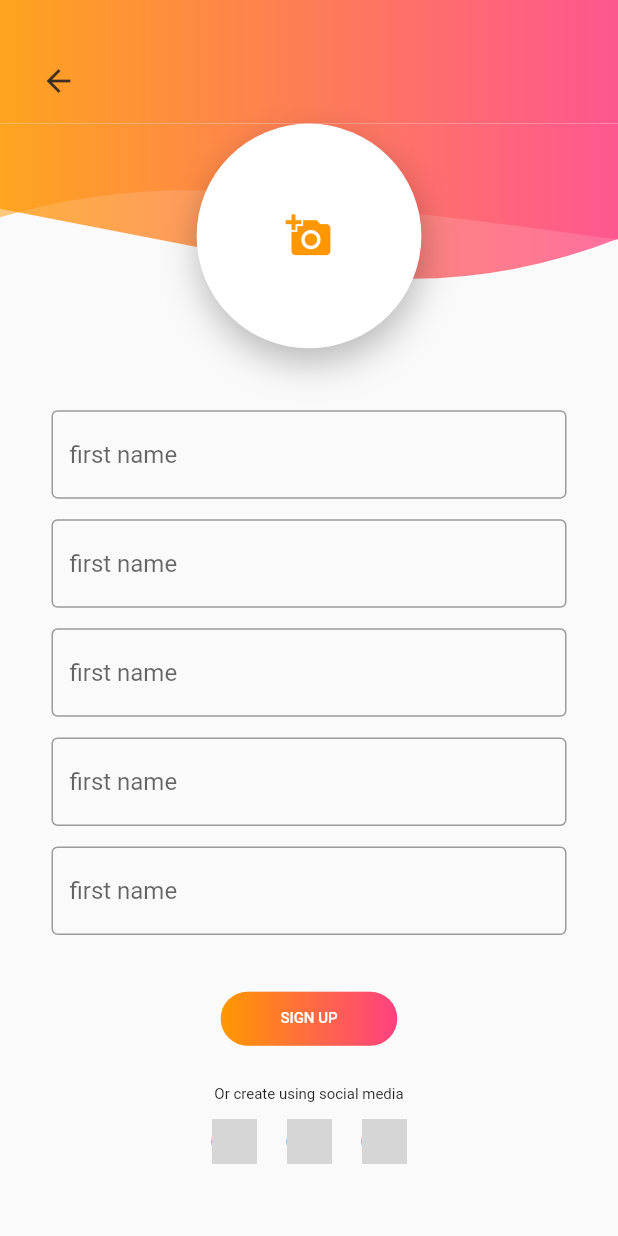
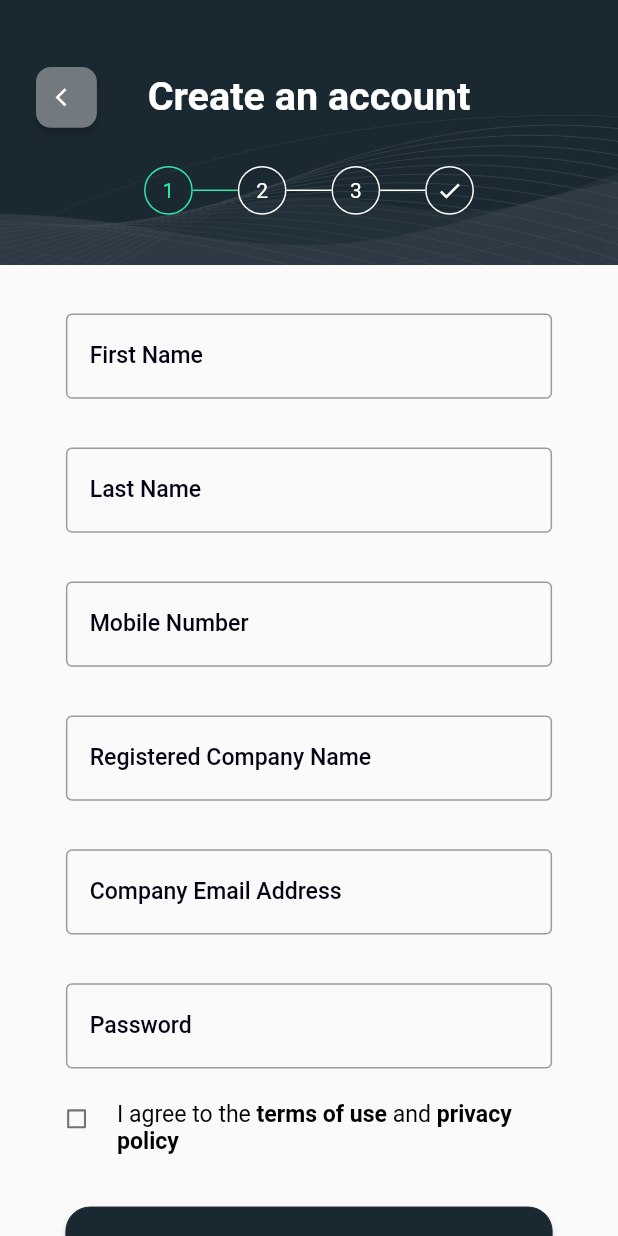
Before and after one commit to bestmycode/FlexMobileApp, a Flutter app: the SignUpScreen screen opened by its route, on a phone screen of 412 x 824 dp. Run offline on Flutter 3.47's test engine with Material 2 defaults, Android fonts, the phone set to English and light mode, and no system bars; grey boxes are pictures that could not be loaded.

Commit message:
finish signup screen design

```diff
--- a/lib/ui/signin.dart
+++ b/lib/ui/signin.dart
@@ -96,7 +96,7 @@ class SignInScreenState extends State<SignInScreen> {
       height: hScale(265),
       decoration: const BoxDecoration(
         image: DecorationImage(
-          image: AssetImage("assets/login_top_background.png"),
+          image: AssetImage("assets/signin_top_background.png"),
           fit: BoxFit.cover,
         ),
       ),
--- a/lib/ui/signup.dart
+++ b/lib/ui/signup.dart
@@ -1,334 +1,319 @@
-import 'package:flutter/foundation.dart';
+import 'dart:async';
+
+import 'package:flutter/cupertino.dart';
 import 'package:flutter/material.dart';
 import 'package:flexflutter/constants/constants.dart';
-import 'package:flexflutter/ui/widgets/custom_shape.dart';
-import 'package:flexflutter/ui/widgets/customappbar.dart';
-import 'package:flexflutter/ui/widgets/responsive_ui.dart';
-import 'package:flexflutter/ui/widgets/textformfield.dart';
+import 'package:flexflutter/utils/validator.dart';
+import 'package:flexflutter/utils/scale.dart';
 
 class SignUpScreen extends StatefulWidget {
+  const SignUpScreen({Key? key}) : super(key: key);
+
   @override
-  _SignUpScreenState createState() => _SignUpScreenState();
+  SignUpScreenState createState() => SignUpScreenState();
 }
 
-class _SignUpScreenState extends State<SignUpScreen> {
-  bool checkBoxValue = false;
-  late double _height;
-  late double _width;
-  late double _pixelRatio;
-  late bool _large;
-  late bool _medium;
+class SignUpScreenState extends State<SignUpScreen> {
+
+  hScale(double scale) {
+    return Scale().hScale(context, scale);
+  }
+
+  wScale(double scale) {
+    return Scale().wScale(context, scale);
+  }
+
+  fSize(double size) {
+    return Scale().fSize(context, size);
+  }
+
+  final firstNameCtl = TextEditingController();
+  final lastNameCtl = TextEditingController();
+  final mobileNumberCtl = TextEditingController();
+  final companyNameCtl = TextEditingController();
+  final companyEmailCtl = TextEditingController();
+  final passwordCtl = TextEditingController();
+  // ignore: non_constant_identifier_names
+  bool flag_term = false;
+
+  handleBack() {
+    Navigator.of(context).pop();
+  }
+
+  handleContinue() {
+    Navigator.of(context).pushReplacementNamed(MAIN_SCREEN);
+  }
+
+  handleLogin() {
+    Navigator.of(context).pushReplacementNamed(SIGN_IN);
+  }
+
+  @override
+  void initState() {
+    super.initState();
+  }
 
   @override
   Widget build(BuildContext context) {
-
-    _height = MediaQuery.of(context).size.height;
-    _width = MediaQuery.of(context).size.width;
-    _pixelRatio = MediaQuery.of(context).devicePixelRatio;
-    _large =  ResponsiveWidget.isScreenLarge(_width, _pixelRatio);
-    _medium =  ResponsiveWidget.isScreenMedium(_width, _pixelRatio);
-
     return Material(
       child: Scaffold(
-        body: Container(
-          height: _height,
-          width: _width,
-          margin: EdgeInsets.only(bottom: 5),
-          child: SingleChildScrollView(
-            child: Column(
-              children: <Widget>[
-                Opacity(opacity: 0.88,child: CustomAppBar()),
-                clipShape(),
-                form(),
-                acceptTermsTextRow(),
-                SizedBox(height: _height/35,),
-                button(),
-                infoTextRow(),
-                socialIconsRow(),
-                //signInTextRow(),
-              ],
-            ),
-          ),
-        ),
-      ),
+        body: SingleChildScrollView(
+          child: Column(
+            children: [
+              logo(),
+              customTextField(firstNameCtl, 'Enter First Name', ' First Name ', false),
+              customTextField(lastNameCtl, 'Enter Last Name', ' Last Name ', false),
+              customTextField(mobileNumberCtl, 'Enter Mobile Number', ' Mobile Number ', false),
+              customTextField(companyNameCtl, 'Enter Company Name', ' Registered Company Name ', false),
+              customTextField(companyEmailCtl, 'Enter Company Email Address', ' Company Email Address ', false),
+              customTextField(passwordCtl, 'At Least 8 Characters', ' Password ', true),
+              termsField(),
+              continueButton(),
+              loginField()
+            ]
+          )
+        )
+      )
     );
   }
 
-  Widget clipShape() {
-    return Stack(
-      children: <Widget>[
-        Opacity(
-          opacity: 0.75,
-          child: ClipPath(
-            clipper: CustomShapeClipper(),
-            child: Container(
-              height: _large? _height/8 : (_medium? _height/7 : _height/6.5),
-              decoration: BoxDecoration(
-                gradient: LinearGradient(
-                  colors: [Colors.orange, Colors.pinkAccent],
-                ),
-              ),
+  Widget backButton() {
+    return Positioned(
+      left: 24.0,
+      top: 0.0,
+      child: SizedBox(
+        width: hScale(40),
+        height: hScale(40),
+        child: ElevatedButton(
+          style: ElevatedButton.styleFrom(
+            primary: const Color(0xff727a80),
+            shape: RoundedRectangleBorder(
+              borderRadius: BorderRadius.circular(10)
             ),
+            padding: const EdgeInsets.all(0)
           ),
-        ),
-        Opacity(
-          opacity: 0.5,
-          child: ClipPath(
-            clipper: CustomShapeClipper2(),
-            child: Container(
-              height: _large? _height/12 : (_medium? _height/11 : _height/10),
-              decoration: BoxDecoration(
-                gradient: LinearGradient(
-                  colors: [Colors.orange, Colors.pinkAccent],
-                ),
-              ),
-            ),
-          ),
-        ),
-        Container(
-          height: _height / 5.5,
-          alignment: Alignment.center,
-          decoration: BoxDecoration(
-            boxShadow: [
-              BoxShadow(
-                  spreadRadius: 0.0,
-                  color: Colors.black26,
-                  offset: Offset(1.0, 10.0),
-                  blurRadius: 20.0),
-            ],
-            color: Colors.white,
-            shape: BoxShape.circle,
-          ),
-          child: GestureDetector(
-              onTap: (){
-                print('Adding photo');
-              },
-
-              child: Icon(Icons.add_a_photo, size: _large? 40: (_medium? 33: 31),color: Colors.orange,)),
-        ),
-//        Positioned(
-//          top: _height/8,
-//          left: _width/1.75,
-//          child: Container(
-//            alignment: Alignment.center,
-//            height: _height/23,
-//            padding: EdgeInsets.all(5),
-//            decoration: BoxDecoration(
-//              shape: BoxShape.circle,
-//              color:  Colors.orange[100],
-//            ),
-//            child: GestureDetector(
-//                onTap: (){
-//                  print('Adding photo');
-//                },
-//                child: Icon(Icons.add_a_photo, size: _large? 22: (_medium? 15: 13),)),
-//          ),
-//        ),
-      ],
+          onPressed: () { handleBack(); },
+          child: Icon(Icons.arrow_back_ios, color: Colors.white, size:wScale(13)),
+        )
+      )
     );
   }
 
-  Widget form() {
+  Widget logo() {
     return Container(
-      margin: EdgeInsets.only(
-          left:_width/ 12.0,
-          right: _width / 12.0,
-          top: _height / 20.0),
-      child: Form(
+        width: MediaQuery.of(context).size.width,
+        height: hScale(174),
+        padding: EdgeInsets.only(top: hScale(44)),
+        decoration: const BoxDecoration(
+          image: DecorationImage(
+            image: AssetImage("assets/signup_top_background.png"),
+            fit: BoxFit.cover,
+          ),
+        ),
         child: Column(
-          children: <Widget>[
-            firstNameTextFormField(),
-            SizedBox(height: _height / 60.0),
-            lastNameTextFormField(),
-            SizedBox(height: _height/ 60.0),
-            emailTextFormField(),
-            SizedBox(height: _height / 60.0),
-            phoneTextFormField(),
-            SizedBox(height: _height / 60.0),
-            passwordTextFormField(),
-          ],
-        ),
-      ),
+            children: [
+              SizedBox(
+                width: MediaQuery.of(context).size.width,
+                height: hScale(40),
+                child: Stack(
+                  alignment: Alignment.center,
+                  children: [
+                    Text(
+                        "Create an account",
+                        style: TextStyle(color: const Color(0xffffffff), fontSize: fSize(24), fontWeight: FontWeight.w700 )),
+                    backButton()
+                  ]
+                )
+              ),
+              signUpProgressField()
+            ]
+        )
     );
   }
 
-  Widget firstNameTextFormField() {
-    return const TextField(
-      decoration: InputDecoration(
-        border: OutlineInputBorder(),
-        hintText: 'first name'
-      ),
+  Widget signUpProgressField() {
+    return (
+      Container(
+        width: MediaQuery.of(context).size.width,
+        height: hScale(32),
+        margin: EdgeInsets.only(top: hScale(25)),
+        child: Row(
+          mainAxisAlignment: MainAxisAlignment.center,
+          crossAxisAlignment: CrossAxisAlignment.center,
+          children: [
+            roundNumber('1', true),
+            hypen(true),
+            roundNumber('2', false),
+            hypen(false),
+            roundNumber('3', false),
+            hypen(false),
+            roundNumber('4', false)
+          ],
+        ),
+      )
     );
   }
 
-  Widget lastNameTextFormField() {
-    // return CustomTextField(
-    //   keyboardType: TextInputType.text,
-    //   icon: Icons.person,
-    //   hint: "Last Name", textEditingController: null,
-    // );
-    return const TextField(
-      decoration: InputDecoration(
-          border: OutlineInputBorder(),
-          hintText: 'first name'
+  Widget roundNumber(num, active) {
+    return Container(
+      width: hScale(32),
+      height: hScale(32),
+      alignment: Alignment.center,
+      decoration: BoxDecoration(
+        border: Border.all(
+          color: active ? Color(0xff30E7A9) : Colors.white,
+        ),
+        borderRadius: BorderRadius.circular(hScale(16)),
       ),
+      child: num != '4'
+          ? Text(num, style: TextStyle(color: active ? const Color(0xff30E7A9) : Colors.white))
+          : Icon(Icons.check , color: active ? const Color(0xff30E7A9) : Colors.white, size:wScale(16)),
     );
   }
 
-  Widget emailTextFormField() {
-    // return CustomTextField(
-    //   keyboardType: TextInputType.emailAddress,
-    //   icon: Icons.email,
-    //   hint: "Email ID", textEditingController: null,
-    // );
-    return const TextField(
-      decoration: InputDecoration(
-          border: OutlineInputBorder(),
-          hintText: 'first name'
-      ),
+  Widget hypen(active) {
+    return Container(
+      width: 30,
+      height: 1,
+      color: active ? Color(0xff30E7A9) : Colors.white,
     );
   }
 
-  Widget phoneTextFormField() {
-    // return CustomTextField(
-    //   keyboardType: TextInputType.number,
-    //   icon: Icons.phone,
-    //   hint: "Mobile Number", textEditingController: null,
-    // );
-    return const TextField(
-      decoration: InputDecoration(
-          border: OutlineInputBorder(),
-          hintText: 'first name'
-      ),
+  Widget customTextField(ctl, hint, label, pwd) {
+    return Container(
+        width: wScale(295),
+        height: hScale(56),
+        margin: EdgeInsets.only(top: hScale(32)),
+        alignment: Alignment.center,
+        child: TextField(
+          controller: ctl,
+          obscureText: pwd,
+          decoration: InputDecoration(
+            border: const OutlineInputBorder(),
+            hintText: hint,
+            hintStyle: TextStyle(
+                color: const Color(0xff040415),
+                fontSize: fSize(14),
+                fontWeight: FontWeight.w500),
+            labelText: label,
+            labelStyle: TextStyle(
+                color: const Color(0xff040415),
+                fontSize: fSize(14),
+                fontWeight: FontWeight.w500),
+            focusedBorder: const OutlineInputBorder(
+                borderSide: BorderSide(
+                    color: Color(0xff040415),
+                    width: 1.0)
+            ),
+          ),
+        )
     );
   }
 
-  Widget passwordTextFormField() {
-    // return CustomTextField(
-    //   keyboardType: TextInputType.text,
-    //   obscureText: true,
-    //   icon: Icons.lock,
-    //   hint: "Password", textEditingController: null,
-    // );
-    return const TextField(
-      decoration: InputDecoration(
-          border: OutlineInputBorder(),
-          hintText: 'first name'
-      ),
+  Widget termsField() {
+    return Container(
+      width: wScale(295),
+      height: hScale(48),
+      margin: EdgeInsets.only(top: hScale(21)),
+      alignment: Alignment.topLeft,
+      child: Row(
+        mainAxisAlignment: MainAxisAlignment.spaceBetween,
+        crossAxisAlignment: CrossAxisAlignment.start,
+        children: [
+          termsCheckBox(),
+          termsTitle(),
+          ]
+        ),
+      );
+  }
+
+  Widget termsCheckBox() {
+    return SizedBox(
+      width: hScale(14),
+      height: hScale(24),
+      child: Transform.scale(
+        scale: 0.7,
+        child:Checkbox(
+          value: flag_term,
+          activeColor: const Color(0xff30E7A9),
+          onChanged: (value) {
+            setState(() {
+              flag_term = value!;
+            });
+          },
+        ),
+      )
     );
   }
 
-  Widget acceptTermsTextRow() {
+  Widget termsTitle() {
     return Container(
-      margin: EdgeInsets.only(top: _height / 100.0),
-      child: Row(
-        mainAxisAlignment: MainAxisAlignment.center,
-        children: <Widget>[
-        ],
-      ),
+      width: wScale(264),
+      height: hScale(48),
+      // margin: EdgeInsets.only(left: wScale(17)),
+      child: RichText(
+        text: TextSpan(
+          // Note: Styles for TextSpans must be explicitly defined.
+          // Child text spans will inherit styles from parent
+          style: TextStyle(
+            fontSize: fSize(14),
+            color: Colors.black,
+          ),
+          children: const [
+            TextSpan(text: 'I agree to the '),
+            TextSpan(text: 'terms of use ', style: TextStyle(fontWeight: FontWeight.bold)),
+            TextSpan(text: 'and '),
+            TextSpan(text: 'privacy policy', style: TextStyle(fontWeight: FontWeight.bold)),
+          ],
+        ),
+      )
     );
   }
 
-  Widget button() {
-    return RaisedButton(
-      elevation: 0,
-      shape: RoundedRectangleBorder(borderRadius: BorderRadius.circular(30.0)),
-      onPressed: () {
-        print("Routing to your account");
-      },
-      textColor: Colors.white,
-      padding: EdgeInsets.all(0.0),
-      child: Container(
-        alignment: Alignment.center,
-//        height: _height / 20,
-        width:_large? _width/4 : (_medium? _width/3.75: _width/3.5),
-        decoration: BoxDecoration(
-          borderRadius: BorderRadius.all(Radius.circular(20.0)),
-          gradient: LinearGradient(
-            colors: <Color>[Colors.orange, Colors.pinkAccent],
+  Widget continueButton() {
+    return Container(
+        width: wScale(295),
+        height: hScale(56),
+        margin: EdgeInsets.only(top: hScale(22)),
+        child: ElevatedButton(
+          style: ElevatedButton.styleFrom(
+            primary: const Color(0xff1A2831),
+            side: const BorderSide(width: 0, color: Color(0xff1A2831)),
+            shape: RoundedRectangleBorder(
+                borderRadius: BorderRadius.circular(16)
+            ),
           ),
-        ),
-        padding: const EdgeInsets.all(12.0),
-        child: Text('SIGN UP', style: TextStyle(fontSize: _large? 14: (_medium? 12: 10)),),
-      ),
+          onPressed: () { handleContinue(); },
+          child: Text(
+              "Continue",
+              style: TextStyle(color: Colors.white, fontSize: fSize(16), fontWeight: FontWeight.w700 )),
+        )
     );
   }
 
-  Widget infoTextRow() {
+  Widget loginField() {
     return Container(
-      margin: EdgeInsets.only(top: _height / 40.0),
-      child: Row(
-        mainAxisAlignment: MainAxisAlignment.center,
-        children: <Widget>[
-          Text(
-            "Or create using social media",
-            style: TextStyle(fontWeight: FontWeight.w400, fontSize: _large? 12: (_medium? 11: 10)),
-          ),
-        ],
-      ),
+        margin: EdgeInsets.only(top: hScale(45), bottom: hScale(52)),
+        child: Row(
+          mainAxisAlignment: MainAxisAlignment.center,
+          children: [
+            Text(
+                "Already have an account?",
+                style: TextStyle(color: Colors.black, fontSize: fSize(14), fontWeight: FontWeight.w500 )),
+            loginButton()
+          ],
+        )
     );
   }
 
-  Widget socialIconsRow() {
-    return Container(
-      margin: EdgeInsets.only(top: _height / 80.0),
-      child: Row(
-        mainAxisSize: MainAxisSize.min,
-        children: <Widget>[
-          CircleAvatar(
-            radius: 15,
-            backgroundImage: AssetImage("assets/images/googlelogo.png"),
-          ),
-          SizedBox(
-            width: 20,
-          ),
-          CircleAvatar(
-            radius: 15,
-            backgroundImage: AssetImage("assets/images/fblogo.jpg"),
-          ),
-          SizedBox(
-            width: 20,
-          ),
-          CircleAvatar(
-            radius: 15,
-            backgroundImage: AssetImage("assets/images/twitterlogo.jpg"),
-          ),
-        ],
+  Widget loginButton() {
+    return TextButton(
+      style: TextButton.styleFrom(
+        primary: const Color(0xff30E7A9),
+        textStyle: TextStyle(fontSize: fSize(14), color: const Color(0xff30E7A9)),
       ),
+      onPressed: () { handleLogin(); },
+      child: const Text('Login'),
     );
   }
-
-  Widget signInTextRow() {
-    return Container(
-      margin: EdgeInsets.only(top: _height / 20.0),
-      child: Row(
-        mainAxisAlignment: MainAxisAlignment.center,
-        children: <Widget>[
-          Text(
-            "Already have an account?",
-            style: TextStyle(fontWeight: FontWeight.w400),
-          ),
-          SizedBox(
-            width: 5,
-          ),
-          GestureDetector(
-            onTap: () {
-              Navigator.of(context).pop(SIGN_IN);
-              print("Routing to Sign up screen");
-            },
-            child: Text(
-              "Sign in",
-              style: TextStyle(
-                  fontWeight: FontWeight.w800, color: Colors.orange, fontSize: 19),
-            ),
-          )
-        ],
-      ),
-    );
-  }
-  @override
-  void debugFillProperties(DiagnosticPropertiesBuilder properties) {
-    super.debugFillProperties(properties);
-    properties.add(DoubleProperty('_width', _width));
-  }
 }
--- a/lib/utils/scale.dart
+++ b/lib/utils/scale.dart
@@ -14,6 +14,6 @@ class Scale {
   }
 
   double fSize(BuildContext context, double size) {
-    return hScale(context, size);
+    return wScale(context, size);
   }
 }
```
Also changed, not shown: assets/signin_top_background.png (renamed from assets/login_top_background.png), assets/signup_top_background.png (added).
